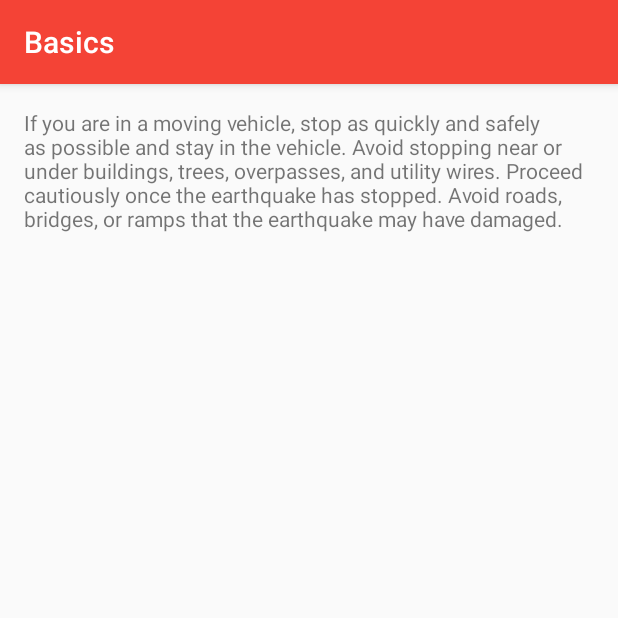
After one commit to krashanoff/quake, an Android app: the BasicsActivity screen opened directly, with no data from a screen before it, on a phone screen of 412 x 824 dp, the top half of it. The commit adds this screen. Run offline under Robolectric (Android 15) with nearby library versions, the phone set to English and light mode, and no system bars.

Commit message:
Add button functions.

```diff
--- a/app/src/main/AndroidManifest.xml
+++ b/app/src/main/AndroidManifest.xml
@@ -6,6 +6,7 @@
     <uses-permission android:name="android.permission.ACCESS_FINE_LOCATION" />
     <uses-permission android:name="android.permission.ACCESS_COARSE_LOCATION" />
     <uses-permission android:name="android.permission.CAMERA" />
+
     <uses-feature android:name="android.hardware.camera" />
     <uses-feature android:name="android.hardware.camera.autofocus" />
 
@@ -30,6 +31,10 @@
         </activity>
         <activity android:name=".KitsActivity" >
         </activity>
+        <activity android:name=".MedicalActivity" >
+        </activity>
+        <activity android:name=".BasicsActivity" >
+        </activity>
     </application>
 
 </manifest>
--- /dev/null
+++ b/app/src/main/java/quake/dhsdevelopers/org/quake/BasicsActivity.java
@@ -0,0 +1,14 @@
+package quake.dhsdevelopers.org.quake;
+
+import android.support.v7.app.AppCompatActivity;
+import android.os.Bundle;
+
+public class BasicsActivity extends AppCompatActivity {
+
+    @Override
+    protected void onCreate(Bundle savedInstanceState) {
+        super.onCreate(savedInstanceState);
+        setContentView(R.layout.activity_basics);
+        setTitle("Basics");
+    }
+}
--- a/app/src/main/java/quake/dhsdevelopers/org/quake/BeforeActivity.java
+++ b/app/src/main/java/quake/dhsdevelopers/org/quake/BeforeActivity.java
@@ -21,6 +21,11 @@ public class BeforeActivity extends AppCompatActivity {
 
     public void shelters(View v){
         Intent intent = new Intent(this, SheltersActivity.class);
+        startActivity(intent);
+    }
+
+    public void basics(View v){
+        Intent intent = new Intent(this, BasicsActivity.class);
         startActivity(intent);
     }
 
--- a/app/src/main/res/layout/activity_after.xml
+++ b/app/src/main/res/layout/activity_after.xml
@@ -26,6 +26,7 @@
         android:layout_height="@dimen/button_height"
         android:text="Medical"
         android:textSize="20sp"
+        android:onClick="medical"
         android:background="#4CAF50"/>
 
     <Button
@@ -33,6 +34,7 @@
         android:layout_height="@dimen/button_height"
         android:text="Basics"
         android:textSize="20sp"
+        android:onClick="basics"
         android:background="#009688"/>
 
 </LinearLayout>
--- /dev/null
+++ b/app/src/main/res/layout/activity_basics.xml
@@ -0,0 +1,16 @@
+<?xml version="1.0" encoding="utf-8"?>
+<LinearLayout xmlns:android="http://schemas.android.com/apk/res/android"
+    xmlns:tools="http://schemas.android.com/tools" android:layout_width="match_parent"
+    android:layout_height="match_parent" android:paddingLeft="@dimen/activity_horizontal_margin"
+    android:paddingRight="@dimen/activity_horizontal_margin"
+    android:paddingTop="@dimen/activity_vertical_margin"
+    android:paddingBottom="@dimen/activity_vertical_margin"
+    android:orientation="vertical"
+    tools:context="quake.dhsdevelopers.org.quake.BasicsActivity">
+
+    <TextView
+        android:layout_width="wrap_content"
+        android:layout_height="wrap_content"
+        android:text="If you are in a moving vehicle, stop as quickly and safely as possible and stay in the vehicle. Avoid stopping near or under buildings, trees, overpasses, and utility wires. Proceed cautiously once the earthquake has stopped. Avoid roads, bridges, or ramps that the earthquake may have damaged."/>
+
+</LinearLayout>
--- a/app/src/main/res/layout/activity_before.xml
+++ b/app/src/main/res/layout/activity_before.xml
@@ -33,6 +33,7 @@
         android:layout_height="@dimen/button_height"
         android:text="Basics"
         android:textSize="20sp"
+        android:onClick="basics"
         android:background="#009688"/>
 
 </LinearLayout>
```
Also changed, not shown: app/src/main/java/quake/dhsdevelopers/org/quake/AfterActivity.java (+10 -1 lines), app/src/main/java/quake/dhsdevelopers/org/quake/MedicalActivity.java (added, +18 -0 lines), app/src/main/res/layout/activity_medical.xml (added, +16 -0 lines), 1 other file.
